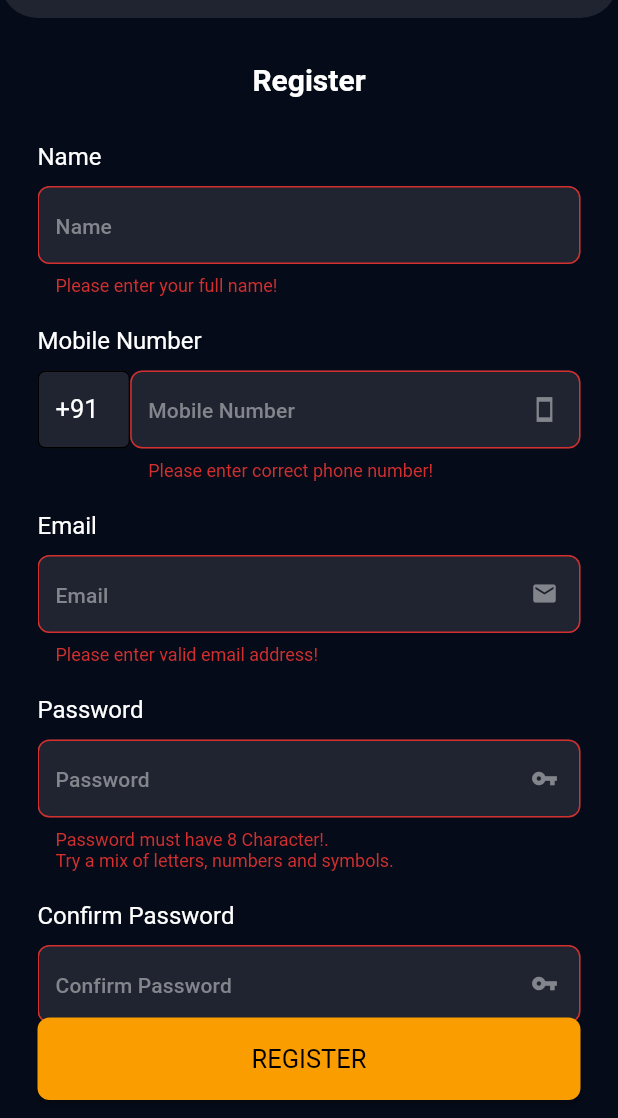
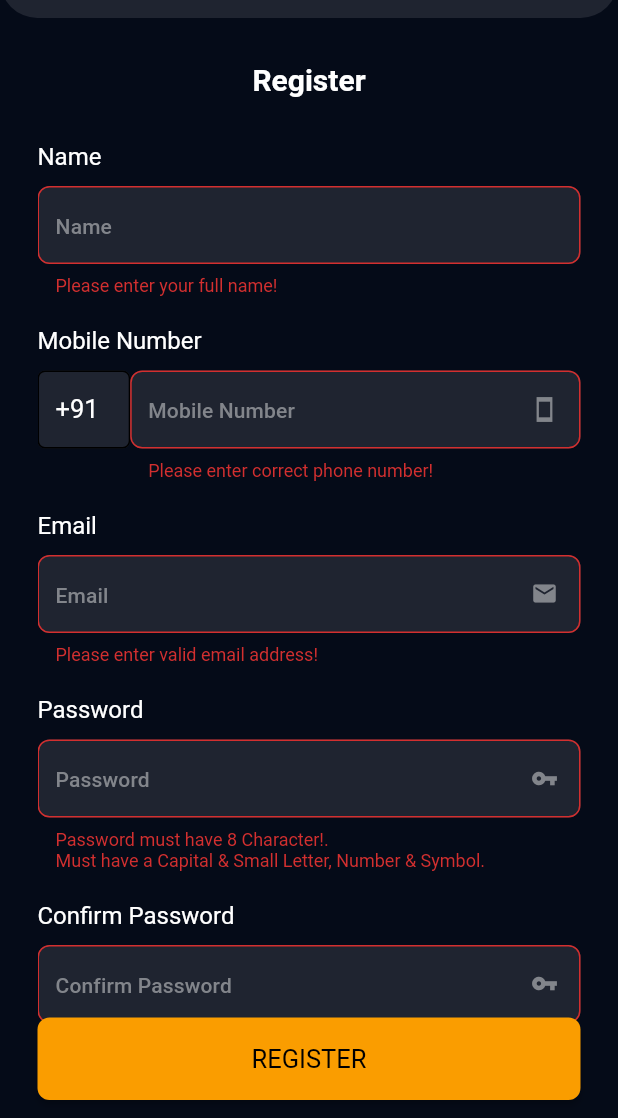
Before and after one commit to Sanoj-Raja/dna_ventures, a Flutter app: the RegisterView screen opened by its route, after a tap on "REGISTER", on a phone screen of 412 x 824 dp, the part 118-1236 px from its top. Run offline on Flutter 3.47's test engine with Material 2 defaults, Android fonts, the phone set to English and light mode, and no system bars; our stand-ins replace bot_toast, flutter_switch, get, get_storage, sqflite; accounts and stored records are empty.

Commit message:
Corrected Password error message according to Validator.

```diff
--- a/lib/app/constants/app_errors.dart
+++ b/lib/app/constants/app_errors.dart
@@ -4,7 +4,7 @@ class AppErrors {
   static const String phoneNumberErrorText =
       'Please enter correct phone number!';
   static const String passwordErrorText =
-      'Password must have 8 Character!.\nTry a mix of letters, numbers and symbols.';
+      'Password must have 8 Character!.\nMust have a Capital & Small Letter, Number & Symbol.';
 
   static const String invalidCredentials = 'Invalid Credentials!';
   static const String invalidPhoneNumberOrPassword =
```
Also changed, not shown: 1 other file.
